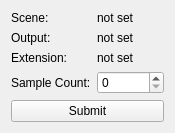
This is View/ui/render_info.ui in ckreisl/emca as Qt 5 draws it before an edit. The edited form follows.
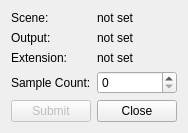
This is the edited form.

Commit message: added cancel button in view render info

```diff
--- a/View/ui/render_info.ui
+++ b/View/ui/render_info.ui
@@ -96,11 +96,25 @@
     </layout>
    </item>
    <item>
+    <layout class="QHBoxLayout" name="horizontalLayout">
+     <item>
     <widget class="QPushButton" name="btnSubmit">
+       <property name="enabled">
+        <bool>false</bool>
+       </property>
      <property name="text">
       <string>Submit</string>
      </property>
     </widget>
+     </item>
+     <item>
+      <widget class="QPushButton" name="btnClose">
+       <property name="text">
+        <string>Close</string>
+       </property>
+      </widget>
+     </item>
+    </layout>
    </item>
   </layout>
  </widget>
```
Lines whose indentation alone changed are shown as unchanged. The commit also changes 1 other file.
